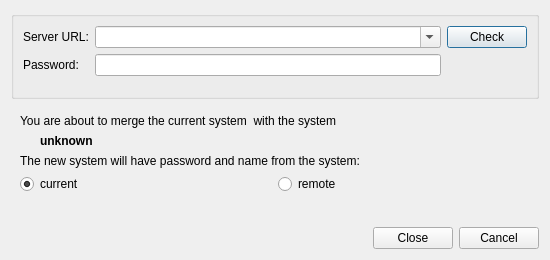
Above: client/src/ui/dialogs/merge_systems_dialog.ui from networkoptix/nx_open before the change. Below: the same form after it.
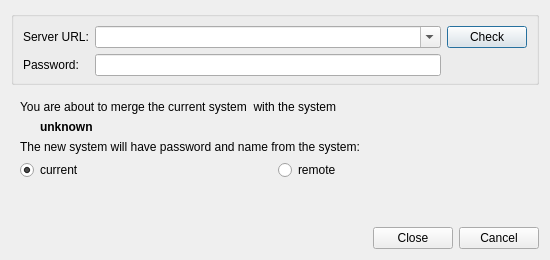
That is the form after the change. Custom widgets are drawn as their Qt base class.

Commit message:
VMS-372: Starter license and system merge
<==== Mercurial data ====>
Branch: dev_2.4.0_gui

What changed in the file:
```diff
--- a/client/src/ui/dialogs/merge_systems_dialog.ui
+++ b/client/src/ui/dialogs/merge_systems_dialog.ui
@@ -89,11 +89,7 @@
            </layout>
           </item>
           <item>
-           <widget class="QLabel" name="errorLabel">
-            <property name="text">
-             <string notr="true"/>
-            </property>
-           </widget>
+           <widget class="QnWordWrappedLabel" name="errorLabel" native="true"/>
           </item>
          </layout>
         </widget>
@@ -106,9 +102,6 @@
             <property name="text">
              <string notr="true">You are about to merge the current system &lt;system name&gt; with the system</string>
             </property>
-            <property name="wordWrap">
-             <bool>true</bool>
-            </property>
            </widget>
           </item>
           <item>
@@ -132,9 +125,6 @@
             <property name="text">
              <string>The new system will have password and name from the system:</string>
             </property>
-            <property name="wordWrap">
-             <bool>true</bool>
-            </property>
            </widget>
           </item>
           <item>
@@ -216,6 +206,12 @@
    <extends>QDialogButtonBox</extends>
    <header location="global">ui/widgets/dialog_button_box.h</header>
   </customwidget>
+  <customwidget>
+   <class>QnWordWrappedLabel</class>
+   <extends>QWidget</extends>
+   <header location="global">ui/widgets/word_wrapped_label.h</header>
+   <container>1</container>
+  </customwidget>
  </customwidgets>
  <tabstops>
   <tabstop>urlComboBox</tabstop>
```
Left out of the diff: 49 changed lines with no effect on the pictures. The commit also changes 6 other files.
